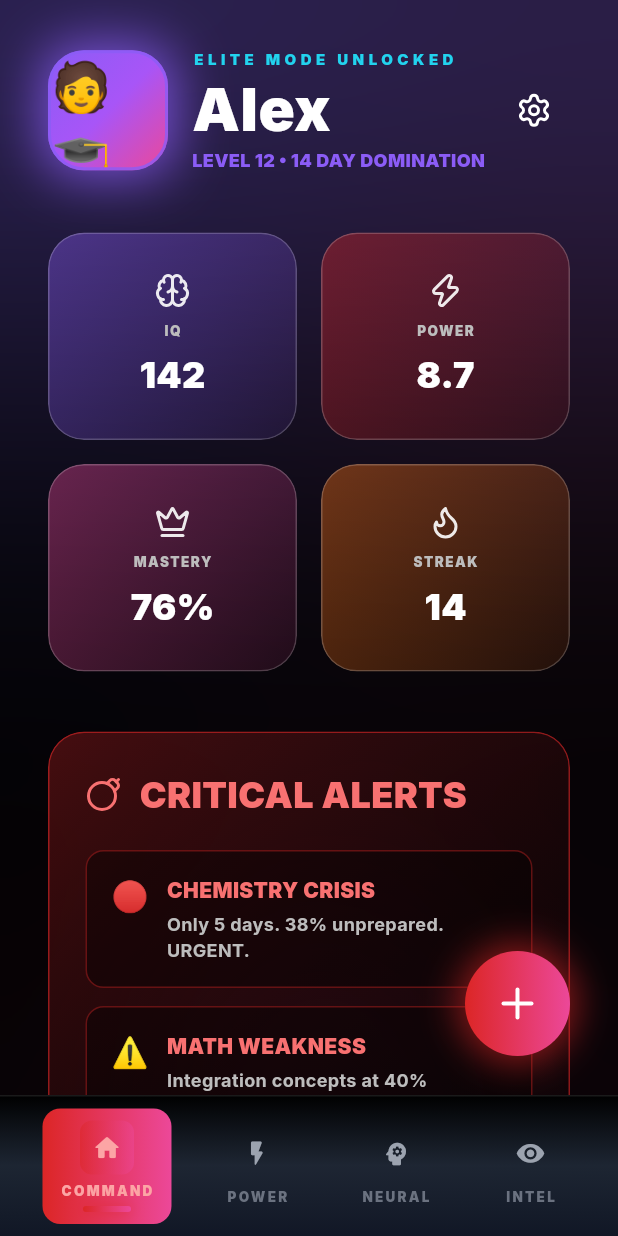
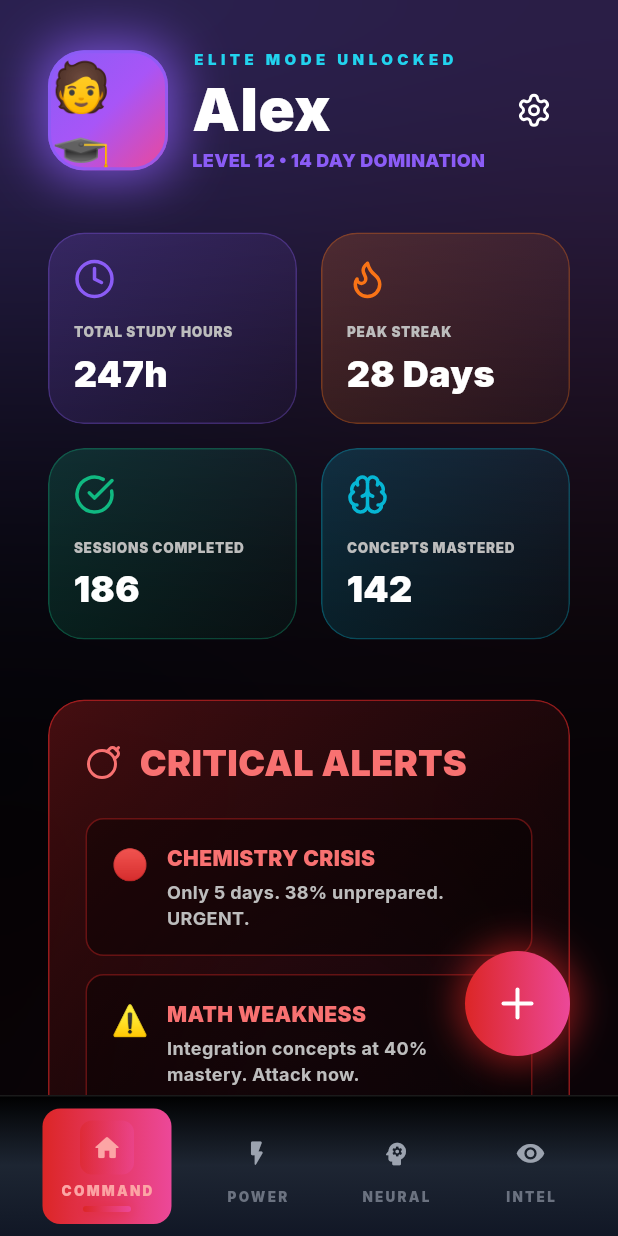
Before and after one commit to stossthegreat/cerabellumos, a Flutter app: the screen it shows after launch, after a tap on "CONTINUE", after a tap on "SKIP", on a phone screen of 412 x 824 dp. Run offline on Flutter 3.47's test engine with Material 3 defaults, Android fonts, the phone set to English and light mode, and no system bars; our stand-ins replace flutter_animate, google_fonts, lucide_icons, shared_preferences.

Commit message:
Fix text overflow + swap stat cards between Home and Intel tabs
CHANGES:

1. INTEL TAB - Fixed Archive Stats Overflow:
   - Reduced padding: 20px -> 16px
   - Reduced icon size: 32px -> 28px
   - Reduced label font: 10px -> 9px
   - Reduced value font: 28px -> 24px
   - Added FittedBox to BOTH label and value
   - Both aligned to centerLeft

2. HOME TAB - Replaced Power Stats:
   REMOVED:
   - IQ card (purple)
   - POWER card (red)
   - MASTERY card (pink)
   - STREAK card (orange)

   ADDED (exact same 4 cards from Intel tab):
   - TOTAL STUDY HOURS: 247h (purple)
   - PEAK STREAK: 28 Days (orange)
   - SESSIONS COMPLETED: 186 (green)
   - CONCEPTS MASTERED: 142 (cyan)

3. Both tabs now use identical card design:
   - GlassmorphicCard with gradient
   - Icon at top
   - Label + value with FittedBox
   - No text overflow
   - childAspectRatio: 1.3

Now home tab shows ACTUAL study metrics instead of abstract power stats!

```diff
--- a/lib/tabs/home_tab.dart
+++ b/lib/tabs/home_tab.dart
@@ -173,42 +173,96 @@ class HomeTab extends StatelessWidget {
   }
 
   Widget _buildPowerStats(BuildContext context) {
-    final appState = context.watch<AppState>();
-    final userData = appState.userData;
+    final archiveStats = [
+      {
+        'label': 'TOTAL STUDY HOURS',
+        'value': '247h',
+        'icon': LucideIcons.clock,
+        'color': const Color(0xFF8B5CF6),
+      },
+      {
+        'label': 'PEAK STREAK',
+        'value': '28 Days',
+        'icon': LucideIcons.flame,
+        'color': const Color(0xFFF97316),
+      },
+      {
+        'label': 'SESSIONS COMPLETED',
+        'value': '186',
+        'icon': LucideIcons.checkCircle,
+        'color': const Color(0xFF10B981),
+      },
+      {
+        'label': 'CONCEPTS MASTERED',
+        'value': '142',
+        'icon': LucideIcons.brain,
+        'color': const Color(0xFF06B6D4),
+      },
+    ];
 
-    return GridView.count(
-      crossAxisCount: 2,
+    return GridView.builder(
       shrinkWrap: true,
       physics: const NeverScrollableScrollPhysics(),
+      gridDelegate: const SliverGridDelegateWithFixedCrossAxisCount(
+        crossAxisCount: 2,
         crossAxisSpacing: 16,
         mainAxisSpacing: 16,
-      childAspectRatio: 1.2,
+        childAspectRatio: 1.3,
+      ),
+      itemCount: archiveStats.length,
+      itemBuilder: (context, index) {
+        final stat = archiveStats[index];
+        return GlassmorphicCard(
+          padding: const EdgeInsets.all(16),
+          gradientColors: [
+            (stat['color'] as Color).withOpacity(0.2),
+            (stat['color'] as Color).withOpacity(0.05),
+          ],
+          borderColor: (stat['color'] as Color).withOpacity(0.3),
+          child: Column(
+            crossAxisAlignment: CrossAxisAlignment.start,
+            mainAxisAlignment: MainAxisAlignment.spaceBetween,
             children: [
-        PowerStatCard(
-          label: 'IQ',
-          value: '${userData['iq']}',
-          icon: LucideIcons.brain,
-          color: const Color(0xFF8B5CF6),
+              Icon(
+                stat['icon'] as IconData,
+                color: stat['color'] as Color,
+                size: 28,
               ),
-        PowerStatCard(
-          label: 'POWER',
-          value: '${userData['studyPower']}',
-          icon: LucideIcons.zap,
-          color: const Color(0xFFDC2626),
+              Column(
+                crossAxisAlignment: CrossAxisAlignment.start,
+                children: [
+                  FittedBox(
+                    fit: BoxFit.scaleDown,
+                    alignment: Alignment.centerLeft,
+                    child: Text(
+                      stat['label'] as String,
+                      style: TextStyle(
+                        fontSize: 9,
+                        color: Colors.grey.shade400,
+                        fontWeight: FontWeight.w900,
+                        letterSpacing: 0.5,
                       ),
-        PowerStatCard(
-          label: 'MASTERY',
-          value: '${((userData['masteryRate'] as double) * 100).toInt()}%',
-          icon: LucideIcons.crown,
-          color: const Color(0xFFEC4899),
                     ),
-        PowerStatCard(
-          label: 'STREAK',
-          value: '${userData['streak']}',
-          icon: LucideIcons.flame,
-          color: const Color(0xFFF97316),
+                  ),
+                  const SizedBox(height: 4),
+                  FittedBox(
+                    fit: BoxFit.scaleDown,
+                    alignment: Alignment.centerLeft,
+                    child: Text(
+                      stat['value'] as String,
+                      style: const TextStyle(
+                        fontSize: 24,
+                        fontWeight: FontWeight.w900,
+                        color: Colors.white,
+                      ),
+                    ),
                   ),
                 ],
+              ),
+            ],
+          ),
+        );
+      },
     );
   }
 
--- a/lib/tabs/teacher_tab.dart
+++ b/lib/tabs/teacher_tab.dart
@@ -919,7 +919,7 @@ class TeacherTab extends StatelessWidget {
           itemBuilder: (context, index) {
             final stat = archiveStats[index];
             return GlassmorphicCard(
-              padding: const EdgeInsets.all(20),
+              padding: const EdgeInsets.all(16),
               gradientColors: [
                 (stat['color'] as Color).withOpacity(0.2),
                 (stat['color'] as Color).withOpacity(0.05),
@@ -932,27 +932,32 @@ class TeacherTab extends StatelessWidget {
                   Icon(
                     stat['icon'] as IconData,
                     color: stat['color'] as Color,
-                    size: 32,
+                    size: 28,
                   ),
                   Column(
                     crossAxisAlignment: CrossAxisAlignment.start,
                     children: [
-                      Text(
-                        stat['label'] as String,
-                        style: TextStyle(
-                          fontSize: 10,
-                          color: Colors.grey.shade400,
-                          fontWeight: FontWeight.w900,
-                          letterSpacing: 0.5,
+                      FittedBox(
+                        fit: BoxFit.scaleDown,
+                        alignment: Alignment.centerLeft,
+                        child: Text(
+                          stat['label'] as String,
+                          style: TextStyle(
+                            fontSize: 9,
+                            color: Colors.grey.shade400,
+                            fontWeight: FontWeight.w900,
+                            letterSpacing: 0.5,
+                          ),
                         ),
                       ),
                       const SizedBox(height: 4),
                       FittedBox(
                         fit: BoxFit.scaleDown,
+                        alignment: Alignment.centerLeft,
                         child: Text(
                           stat['value'] as String,
                           style: const TextStyle(
-                            fontSize: 28,
+                            fontSize: 24,
                             fontWeight: FontWeight.w900,
                             color: Colors.white,
                           ),
```
Lines whose indentation alone changed are shown as unchanged.
